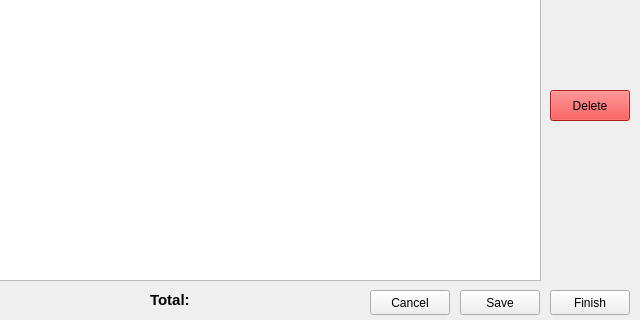
Old version of the form newSale/newSale.ui in the repository MysteriousSonOfGod/pyofsale; both pictures show x 160 to 800 and y 150 to 470 of the 800 by 470 pixel window.
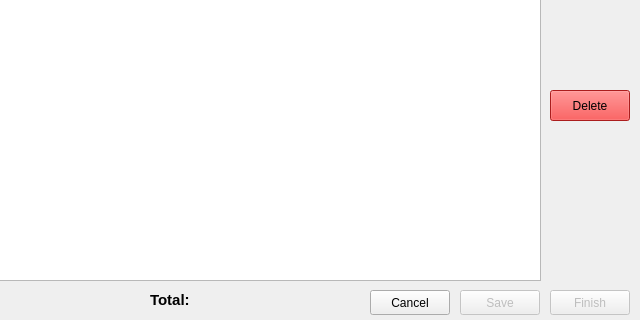
New version of the form. Icons and pictures are not drawn.

```diff
--- a/newSale/newSale.ui
+++ b/newSale/newSale.ui
@@ -136,7 +136,7 @@
     <rect>
      <x>310</x>
      <y>440</y>
-     <width>81</width>
+     <width>201</width>
      <height>21</height>
     </rect>
    </property>
@@ -180,6 +180,9 @@
    </property>
   </widget>
   <widget class="QPushButton" name="finButton">
+   <property name="enabled">
+    <bool>false</bool>
+   </property>
    <property name="geometry">
     <rect>
      <x>710</x>
@@ -206,6 +209,9 @@
    </property>
   </widget>
   <widget class="QPushButton" name="saveButton">
+   <property name="enabled">
+    <bool>false</bool>
+   </property>
    <property name="geometry">
     <rect>
      <x>620</x>
```
